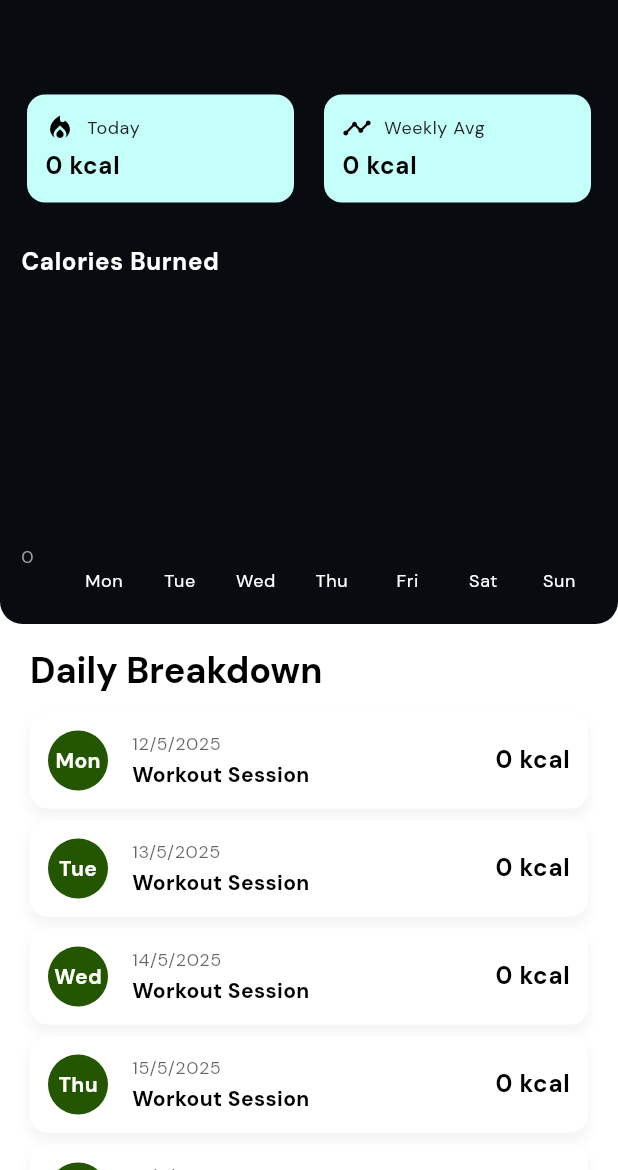
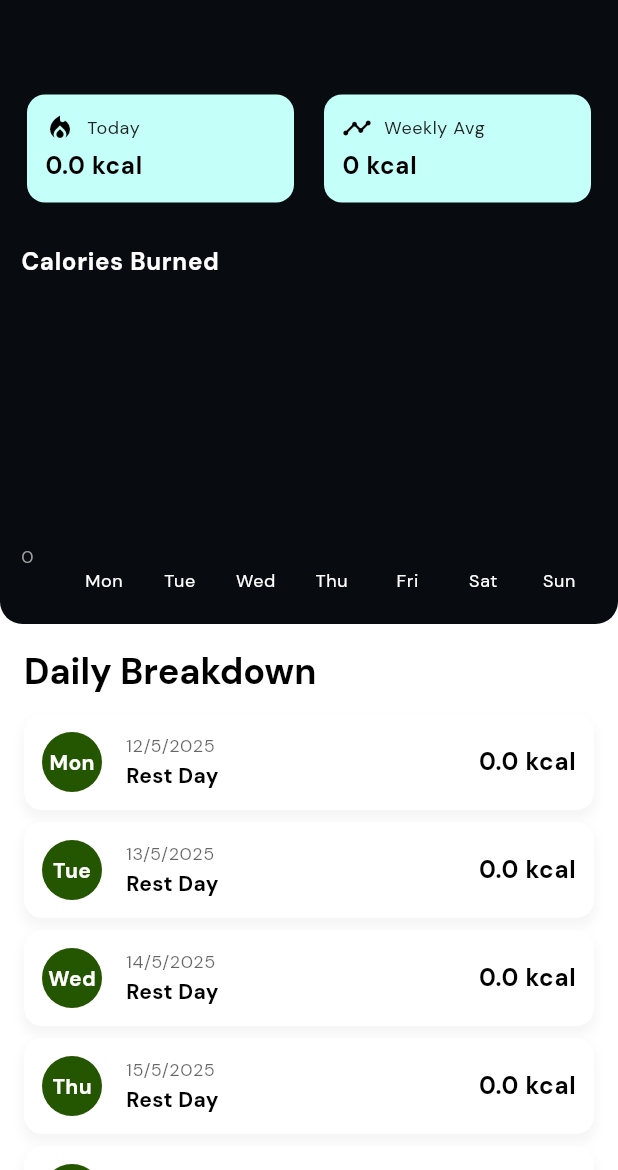
Before and after one commit to TheNairaSign/Forma, a Flutter app: the screen it shows after launch, after a tap on "Burning calories", on a phone screen of 412 x 824 dp, the part 66-1236 px from its top. Run offline on Flutter 3.47's test engine with Material 3 defaults, Android fonts, the phone set to English and light mode, and no system bars; drawn by our look-alikes of fl_chart; our stand-ins replace animate_do, another_flushbar, circular_countdown_timer, flutter_animate, flutter_riverpod, flutter_spinkit and 11 more; missing offline and left inert: android_alarm_manager_plus; accounts and stored records are empty; network calls fail.

Commit message:
refactor(workout): replace modal with dedicated add workout page
This commit replaces the modal-based add workout functionality with a dedicated page for adding workouts. The changes include:
- Removing the `AddWorkoutContainer` and its related code.
- Introducing a new `AddWorkoutPage` for a more structured and maintainable approach to adding workouts.
- Updating navigation logic to use the new page instead of the modal.
- Refactoring related components to ensure consistency with the new design.

```diff
--- a/lib/hive/adapter/calory_state.dart
+++ b/lib/hive/adapter/calory_state.dart
@@ -5,7 +5,7 @@ part 'calory_state.g.dart';
 @HiveType(typeId: 2)
 class CaloryState extends HiveObject {
   @HiveField(0)
-  int calories;
+  double calories;
 
   @HiveField(1)
   DateTime timestamp;
@@ -13,7 +13,7 @@ class CaloryState extends HiveObject {
   CaloryState({required this.calories, required this.timestamp});
 
   CaloryState copyWith({
-    int? calories,
+    double? calories,
     DateTime? timestamp,
   }) {
     return CaloryState(
--- a/lib/providers/calories_provider.dart
+++ b/lib/providers/calories_provider.dart
@@ -25,9 +25,32 @@ class CaloryNotifier extends StateNotifier<CaloryState> {
         entry.timestamp.year == now.year &&
         entry.timestamp.month == now.month &&
         entry.timestamp.day == now.day);
-    final total = today.fold(0, (sum, entry) => sum + entry.calories) + stepsCalory;
+    final total = today.fold<double>(0, (sum, entry) => sum + entry.calories) + stepsCalory;
     debugPrint('Today total calories: $total');
     return total;
+  }
+
+  List<CaloryState> getDailyCalories(DateTime date) {
+    final dailyCalories = _calorieBox.values.where((entry) {
+      final entryDate = entry.timestamp;
+      return entryDate.year == date.year &&
+             entryDate.month == date.month &&
+             entryDate.day == date.day;
+    }).toList();
+
+    // Add steps calories if getting today's calories
+    final now = DateTime.now();
+    if (date.year == now.year &&
+        date.month == now.month &&
+        date.day == now.day) {
+      final stepsCalory = ref.read(stepsProvider.notifier).getStepsCalory();
+      dailyCalories.add(CaloryState(
+        calories: stepsCalory.toDouble(),
+        timestamp: now
+      ));
+    }
+
+    return dailyCalories;
   }
 
   List<CaloryState> getWeeklyCalories() {
@@ -57,7 +80,7 @@ class CaloryNotifier extends StateNotifier<CaloryState> {
 
       // Create a CaloryState for this day with the total calories
       weeklyCalories.add(CaloryState(
-        calories: dayTotal.toInt(),
+        calories: dayTotal.toDouble(),
         timestamp: date
       ));
     }
@@ -69,7 +92,7 @@ class CaloryNotifier extends StateNotifier<CaloryState> {
     return weeklyCalories;
   }
 
-  Future<void> addCalories(int amount) async {
+  Future<void> addCalories(double amount) async {
     final newState = CaloryState(
       calories: amount,
       timestamp: DateTime.now(),
@@ -98,7 +121,7 @@ class CaloryNotifier extends StateNotifier<CaloryState> {
     }
   }
 
-  List<int> weeklyCaloryChartData() => getWeeklyCalories().map((entry) => entry.calories.toInt()).toList();
+  List<double> weeklyCaloryChartData() => getWeeklyCalories().map((entry) => entry.calories.toDouble()).toList();
 
   /// If you want to estimate calories from steps
   ///
--- a/lib/providers/workout_item_notifier.dart
+++ b/lib/providers/workout_item_notifier.dart
@@ -3,14 +3,65 @@
 import 'package:flutter/material.dart';
 import 'package:flutter_riverpod/flutter_riverpod.dart';
 import 'package:workout_tracker/models/workout/workout.dart';
+import 'package:workout_tracker/providers/steps_notifier.dart';
 import 'package:workout_tracker/services/workout_service.dart';
 import 'package:workout_tracker/utils/alerts.dart';
-import 'package:workout_tracker/views/pages/workouts/widgets/add_workout_container.dart';
 
 class WorkoutItemNotifier extends StateNotifier<List<Workout>> {
-  WorkoutItemNotifier() : super([]);
+  final Ref ref;
+  WorkoutItemNotifier(this.ref) : super([]);
 
   final ws = WorkoutService();
+
+  final List<DayActivity> _workoutForDay = List.filled(7, DayActivity(
+    name: 'Rest Day',
+    steps: 0,
+    isRestDay: true
+  ));
+  List<DayActivity> get workoutForDay => _workoutForDay;
+
+  Future<void> getWorkoutsForDay(DateTime date) async {
+    final _stepsNotifier = ref.read(stepsProvider.notifier);
+    debugPrint('Getting workouts for ${date.toString()}...');
+    final newWorkouts = await ws.getWorkoutsForDay(date);
+    final weekDayIndex = date.weekday - 1;
+    final stepsForDate = _stepsNotifier.getStepsForDate(date) ?? 0;
+
+    if (stepsForDate == 0 && newWorkouts.isEmpty) {
+      _workoutForDay[weekDayIndex] = DayActivity(
+        name: 'Rest Day',
+        steps: 0,
+        isRestDay: true
+      );
+    } else if (newWorkouts.isNotEmpty && stepsForDate == 0) {
+      final workout = newWorkouts.first;
+      _workoutForDay[weekDayIndex] = DayActivity(
+        name: workout.name,
+        steps: 0,
+        sets: workout.sets,
+        reps: workout.reps,
+        goalDuration: workout.goalDuration,
+        isRestDay: false
+      );
+    } else if (stepsForDate > 0 && newWorkouts.isEmpty) {
+      _workoutForDay[weekDayIndex] = DayActivity(
+        name: 'Steps only',
+        steps: stepsForDate,
+        isRestDay: false
+      );
+    } else {
+      final workout = newWorkouts.first;
+      _workoutForDay[weekDayIndex] = DayActivity(
+        name: '${workout.name}, $stepsForDate steps',
+        steps: stepsForDate,
+        sets: workout.sets,
+        reps: workout.reps,
+        goalDuration: workout.goalDuration,
+        isRestDay: false
+      );
+    }
+    debugPrint('Workouts for day: ${newWorkouts.length}');
+  }
 
   final _setsController = TextEditingController();
   final _repsController = TextEditingController();
@@ -23,6 +74,7 @@ class WorkoutItemNotifier extends StateNotifier<List<Workout>> {
   TextEditingController get descController => _descController;
   TextEditingController get goalRepsController => _goalRepsController;
   TextEditingController get goalDurationController => _goalDurationController;
+
 
   String _workoutName = '';
   set workoutNameValue(String value) => _workoutName = value;
@@ -76,6 +128,7 @@ class WorkoutItemNotifier extends StateNotifier<List<Workout>> {
     }
   }
 
+  /*
   void showAddWorkoutModal(BuildContext context) {
     showModalBottomSheet(
       sheetAnimationStyle: AnimationStyle(curve: Curves.easeIn, duration: Duration(milliseconds: 500)),
@@ -94,6 +147,7 @@ class WorkoutItemNotifier extends StateNotifier<List<Workout>> {
       ),
     );
   }
+  */
 
   // Optional: Clear controllers method
   void clearControllers() {
@@ -106,4 +160,22 @@ class WorkoutItemNotifier extends StateNotifier<List<Workout>> {
 }
 
 // Updated provider declaration
-final workoutItemProvider = StateNotifierProvider<WorkoutItemNotifier, List<Workout>>((ref) => WorkoutItemNotifier());
+final workoutItemProvider = StateNotifierProvider<WorkoutItemNotifier, List<Workout>>((ref) => WorkoutItemNotifier(ref));
+
+class DayActivity {
+  final String name;
+  final int steps;
+  final int sets;
+  final int reps;
+  final int? goalDuration;
+  final bool isRestDay;
+
+  DayActivity({
+    required this.name,
+    this.steps = 0,
+    this.sets = 0,
+    this.reps = 0,
+    this.goalDuration,
+    this.isRestDay = true,
+  });
+}
--- a/lib/providers/workout_notifier.dart
+++ b/lib/providers/workout_notifier.dart
@@ -90,6 +90,4 @@ class WorkoutNotifier extends StateNotifier<Workout> {
 }
 
 // Updated provider declaration
-final workoutProvider = StateNotifierProvider.family<WorkoutNotifier, Workout, Workout>(
-  (ref, workout) => WorkoutNotifier(ref, workout),
-);
+final workoutProvider = StateNotifierProvider.family<WorkoutNotifier, Workout, Workout>((ref, workout) => WorkoutNotifier(ref, workout));
--- a/lib/services/workout_service.dart
+++ b/lib/services/workout_service.dart
@@ -53,4 +53,14 @@ class WorkoutService {
     final prefs = await SharedPreferences.getInstance();
     await prefs.remove(_workoutKey);
   }
+
+  Future<List<Workout>> getWorkoutsForDay(DateTime date) async {
+    final workouts = await getWorkouts();
+    return workouts.where((workout) => workout.sessions.any(
+      (session) =>
+        session.timestamp.year == date.year &&
+        session.timestamp.month == date.month &&
+        session.timestamp.day == date.day
+    )).toList();
+  }
 }
--- a/lib/views/pages/activity/activity_page.dart
+++ b/lib/views/pages/activity/activity_page.dart
@@ -1,7 +1,8 @@
 import 'package:flutter/material.dart';
 import 'package:flutter_riverpod/flutter_riverpod.dart';
-import 'package:workout_tracker/constants.dart';
 import 'package:workout_tracker/providers/calories_provider.dart';
+import 'package:workout_tracker/providers/workout_item_notifier.dart';
+import 'package:workout_tracker/utils/get_week_days.dart';
 import 'package:workout_tracker/views/pages/activity/widgets/daily_breakdown.dart';
 import 'package:workout_tracker/views/pages/activity/widgets/nutrition_tip_container.dart';
 import 'package:workout_tracker/views/pages/activity/widgets/stat_card.dart';
@@ -16,6 +17,16 @@ class CalorieDetailsPage extends ConsumerStatefulWidget {
 }
 
 class _CalorieDetailsPageState extends ConsumerState<CalorieDetailsPage> {
+  final weekDays = getWeekDays();
+
+  @override
+  void initState() {
+    super.initState();
+    // Initialize workouts for all days of the week
+    for (var day in weekDays) {
+      ref.read(workoutItemProvider.notifier).getWorkoutsForDay(day);
+    }
+  }
 
   @override
   Widget build(BuildContext context) {
@@ -77,7 +88,7 @@ class _CalorieDetailsPageState extends ConsumerState<CalorieDetailsPage> {
           ),
           SliverToBoxAdapter(
             child: Padding(
-              padding: bodyPadding,
+              padding: EdgeInsets.only(left: 16, right: 16, top: 16, bottom: 16),
               child: Column(
                 children: [
                   DailyBreakdown(calorieData: calorieData),
--- a/lib/views/pages/activity/widgets/daily_breakdown.dart
+++ b/lib/views/pages/activity/widgets/daily_breakdown.dart
@@ -1,31 +1,35 @@
 import 'package:flutter/material.dart';
+import 'package:flutter_riverpod/flutter_riverpod.dart';
+import 'package:workout_tracker/providers/workout_item_notifier.dart';
 import 'package:workout_tracker/style/global_colors.dart';
 import 'package:workout_tracker/utils/formatters/format_date.dart';
 import 'package:workout_tracker/utils/formatters/format_day.dart';
 import 'package:workout_tracker/utils/get_week_days.dart';
 
-class DailyBreakdown extends StatelessWidget {
-  DailyBreakdown({super.key, required this.calorieData});
-  final List<int> calorieData;
+class DailyBreakdown extends ConsumerStatefulWidget {
+  const DailyBreakdown({super.key, required this.calorieData});
+  final List<double> calorieData;
+
+  @override
+  ConsumerState<DailyBreakdown> createState() => _DailyBreakdownState();
+}
+
+class _DailyBreakdownState extends ConsumerState<DailyBreakdown> {
 
   final weekDays = getWeekDays();
 
   @override
   Widget build(BuildContext context) {
     final theme = Theme.of(context);
+
     return Column(
       crossAxisAlignment: CrossAxisAlignment.start,
       children: [
-        Text(
-          'Daily Breakdown',
-          style: theme.textTheme.headlineSmall?.copyWith(
-            fontWeight: FontWeight.bold,
-          ),
-        ),
+        Text('Daily Breakdown', style: theme.textTheme.headlineSmall?.copyWith(fontWeight: FontWeight.bold)),
         const SizedBox(height: 12),
         ...List.generate(weekDays.length, (index) {
           final day = weekDays[index];
-          final calories = calorieData[index];
+          final calories = widget.calorieData[index];
           final isToday = day.day == DateTime.now().day &&
                         day.month == DateTime.now().month &&
                         day.year == DateTime.now().year;
@@ -57,10 +61,7 @@ class DailyBreakdown extends StatelessWidget {
                       alignment: Alignment.center,
                       child: Text(
                         formatDay(day, short: true),
-                        style: theme.textTheme.bodyMedium?.copyWith(
-                          color: Colors.white,
-                          fontWeight: FontWeight.bold,
-                        ),
+                        style: theme.textTheme.bodyMedium?.copyWith(color: Colors.white, fontWeight: FontWeight.bold),
                       ),
                     ),
                     const SizedBox(width: 16),
@@ -76,21 +77,13 @@ class DailyBreakdown extends StatelessWidget {
                           ),
                           const SizedBox(height: 2),
                           Text(
-                            'Workout Session',
-                            style: theme.textTheme.bodyMedium?.copyWith(
-                              fontWeight: FontWeight.bold,
-                            ),
+                            ref.watch(workoutItemProvider.notifier).workoutForDay[index].name,
+                            style: theme.textTheme.bodyMedium?.copyWith(fontWeight: FontWeight.bold),
                           ),
                         ],
                       ),
                     ),
-                    Text(
-                      '$calories kcal',
-                      style: theme.textTheme.bodyLarge?.copyWith(
-                        color: Colors.black,
-                        fontWeight: FontWeight.bold,
-                      ),
-                    ),
+                    Text('$calories kcal', style: theme.textTheme.bodyLarge?.copyWith(color: Colors.black, fontWeight: FontWeight.bold)),
                   ],
                 ),
               ),
--- a/lib/views/pages/activity/widgets/weekly_chart_container.dart
+++ b/lib/views/pages/activity/widgets/weekly_chart_container.dart
@@ -6,7 +6,7 @@ import 'package:workout_tracker/utils/get_week_days.dart';
 
 class WeeklyChartContainer extends StatefulWidget {
   const WeeklyChartContainer({super.key, required this.calorieData, required this.backgroundColor});
-  final List<int> calorieData;
+  final List<double> calorieData;
   final Color backgroundColor;
 
   @override
@@ -113,7 +113,7 @@ class _WeeklyChartContainerState extends State<WeeklyChartContainer> {
     );
   }
 
-  List<BarChartGroupData> _buildBarGroups(List<int> calorieData, ThemeData theme) {
+  List<BarChartGroupData> _buildBarGroups(List<double> calorieData, ThemeData theme) {
     return List.generate(calorieData.length, (index) {
       final isSelected = index == _selectedBarIndex;
       final color = isSelected
--- a/lib/views/pages/home/widgets/progress_container.dart
+++ b/lib/views/pages/home/widgets/progress_container.dart
@@ -1,17 +1,22 @@
 import 'package:flutter/material.dart';
+import 'package:flutter_riverpod/flutter_riverpod.dart';
+import 'package:workout_tracker/providers/workout_item_notifier.dart';
 import 'package:workout_tracker/views/widgets/custom_progress_indicator.dart';
 
-class ProgressContainer extends StatefulWidget {
+class ProgressContainer extends ConsumerStatefulWidget {
   const ProgressContainer({super.key});
 
   @override
-  State<ProgressContainer> createState() => _ProgressContainerState();
+  ConsumerState<ProgressContainer> createState() => _ProgressContainerState();
 }
 
-class _ProgressContainerState extends State<ProgressContainer> {
+class _ProgressContainerState extends ConsumerState<ProgressContainer> {
 
   @override
   Widget build(BuildContext context) {
+    final workouts = ref.watch(workoutItemProvider);
+    final totalWorkouts = workouts.length;
+    // final completedWorkouts = workouts.where((workout) => workout.isCompleted).length;
   final textTheme = Theme.of(context).textTheme;
     return Container(
       padding: EdgeInsets.all(16),
@@ -25,7 +30,7 @@ class _ProgressContainerState extends State<ProgressContainer> {
             children: [
               Text('Workout Progress',style: textTheme.headlineSmall?.copyWith(fontWeight: FontWeight.bold, color: Colors.white, fontSize: 20)),
               const SizedBox(height: 8),
-              Text('12 Exercises left', style: textTheme.bodyMedium?.copyWith(color: Colors.grey)),
+              Text('$totalWorkouts workouts done today', style: textTheme.bodyMedium?.copyWith(color: Colors.grey)),
             ],
           ),
           CustomProgressIndicator(end: 0.65, textColor: Colors.white)
--- a/lib/views/pages/workouts/workouts_page.dart.dart
+++ b/lib/views/pages/workouts/workouts_page.dart.dart
@@ -4,6 +4,7 @@ import 'package:flutter_staggered_animations/flutter_staggered_animations.dart';
 import 'package:workout_tracker/providers/workout_item_notifier.dart';
 import 'package:workout_tracker/utils/constants.dart';
 import 'package:workout_tracker/utils/custom_route.dart';
+import 'package:workout_tracker/views/pages/workouts/sub_pages/add_workout_page.dart';
 import 'package:workout_tracker/views/pages/workouts/sub_pages/workout_screen.dart';
 import 'package:workout_tracker/views/pages/workouts/widgets/workout_item.dart';
 
@@ -27,7 +28,6 @@ class _WorkoutsPageState extends ConsumerState<WorkoutsPage> {
   Widget build(BuildContext context) {
 
     final workouts = ref.watch(workoutItemProvider);
-    final workoutProvider = ref.watch(workoutItemProvider.notifier);
     debugPrint('Build level Workouts: ${workouts.length} : $workouts');
 
     return Scaffold(
@@ -35,7 +35,7 @@ class _WorkoutsPageState extends ConsumerState<WorkoutsPage> {
         automaticallyImplyLeading: false,
         title: Text('Workouts Page', style: Theme.of(context).textTheme.headlineSmall),
         actionsPadding: EdgeInsets.only(right: 5),
-        actions: [ IconButton(icon: Icon(Icons.add), onPressed: () => workoutProvider.showAddWorkoutModal(context)) ]),
+        actions: [ IconButton(icon: Icon(Icons.add), onPressed: () => Navigator.of(context).push(MaterialPageRoute(builder: (ctx) => const AddWorkoutPage()))) ]),
       body: Padding(
         padding: Constants.bodyPadding,
         child: Column(
```
Also changed, not shown: lib/providers/progress_provider.dart (added, +32 -0 lines), lib/views/pages/workouts/sub_pages/add_workout_page.dart (added, +80 -0 lines), lib/views/pages/workouts/widgets/add_workout_container.dart (+33 -62 lines), lib/views/pages/workouts/widgets/dismiss_item.dart (+6 -13 lines), lib/views/widgets/custom_text_field.dart (+4 -5 lines), lib/hive/adapter/calory_state.g.dart.
